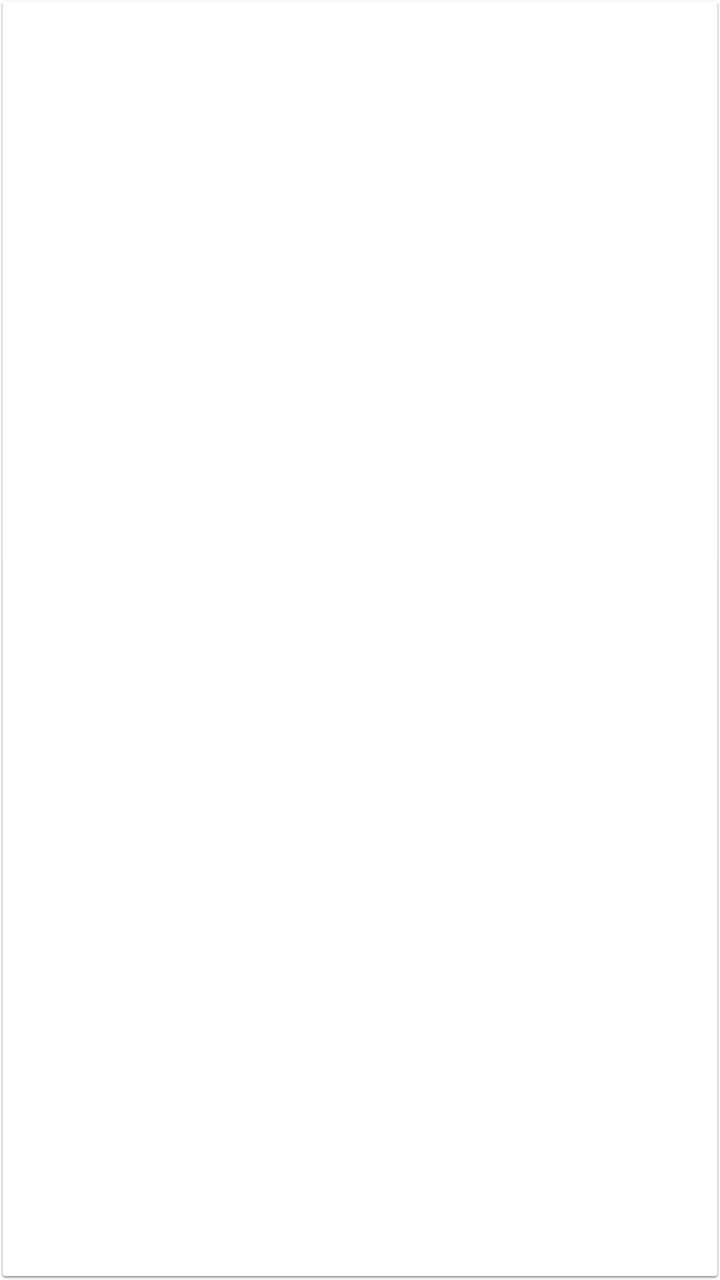
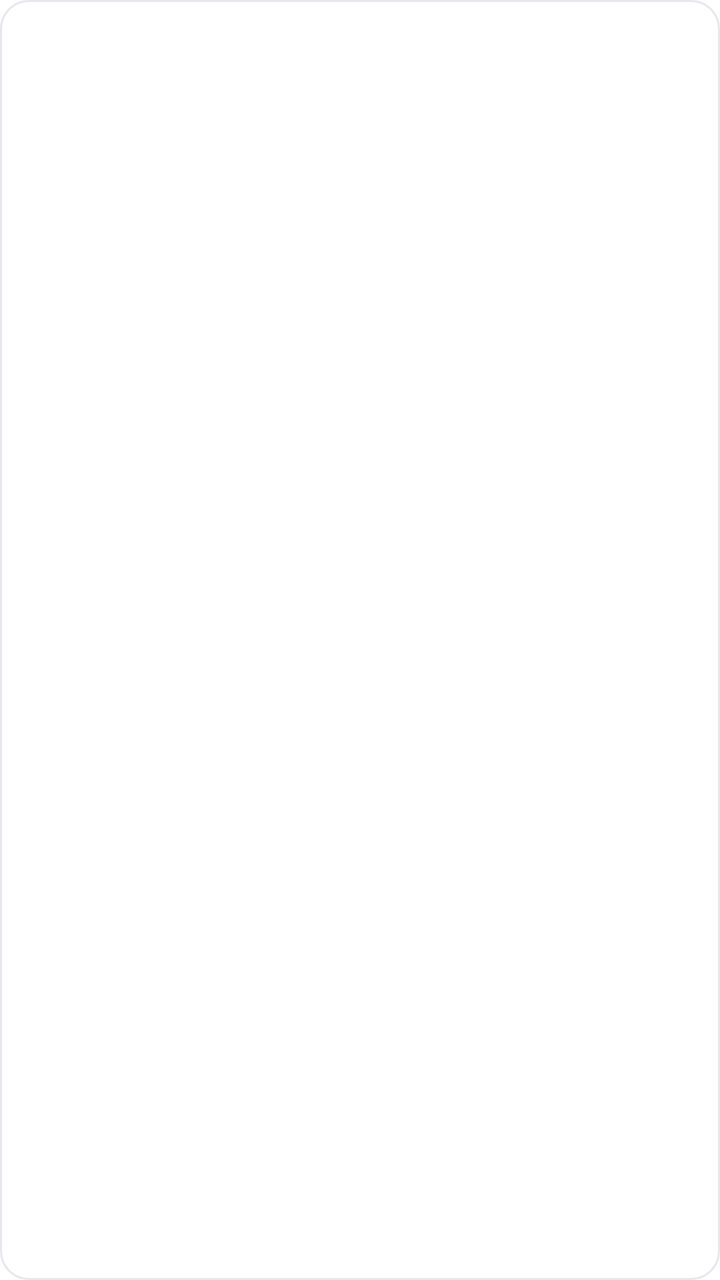

Screens rendered from an Android XML layout before and after an edit, with the pre-edit source and the edit as a unified diff.
<!-- AndroidManifest.xml: fallback theme Theme.MaterialComponents.DayNight.NoActionBar -->
<!-- res/layout/view_note.xml -->
<?xml version="1.0" encoding="utf-8"?>
<LinearLayout xmlns:android="http://schemas.android.com/apk/res/android"
    android:layout_width="match_parent"
    android:layout_height="match_parent"
    android:background="@drawable/note_bg"
    android:orientation="vertical" >

    <LinearLayout
        android:layout_width="match_parent"
        android:layout_height="match_parent"
        android:orientation="horizontal" >

        <TextView
            android:id="@+id/note_title"
            android:layout_width="match_parent"
            android:layout_height="match_parent"
            android:layout_marginBottom="8dp"
            android:layout_marginLeft="16dp"
            android:layout_marginTop="8dp"
            android:textColor="#1F1F1F"
            android:textSize="18sp" />
    </LinearLayout>

    <LinearLayout
        android:layout_width="match_parent"
        android:layout_height="match_parent"
        android:layout_marginLeft="18dp"
        android:layout_marginTop="4dp"
        android:layout_marginBottom="12dp"
        android:orientation="horizontal" >

        <TextView
            android:id="@+id/time"
            android:layout_width="wrap_content"
            android:layout_height="wrap_content"
            android:textSize="12sp" />
    </LinearLayout>
    
    <LinearLayout
        android:id="@+id/note_layer"
        android:layout_width="match_parent"
        android:layout_height="wrap_content"
        android:orientation="vertical"/>
        
</LinearLayout>
<!-- resources referenced by this layout -->
<resources>
  <!-- drawable note_bg: png bitmap (drawable-hdpi, 15007 bytes) -->
</resources>

<!-- the commit's change to res/layout/view_note.xml (unified diff, before → after) -->
@@ -1,45 +1,34 @@
 <?xml version="1.0" encoding="utf-8"?>
 <LinearLayout xmlns:android="http://schemas.android.com/apk/res/android"
     android:layout_width="match_parent"
-    android:layout_height="match_parent"
-    android:background="@drawable/note_bg"
-    android:orientation="vertical" >
+    android:layout_height="wrap_content"
+    android:layout_marginBottom="12dp"
+    android:background="@drawable/bg_card_surface"
+    android:orientation="vertical"
+    android:padding="16dp">
 
-    <LinearLayout
+    <TextView
+        android:id="@+id/note_title"
         android:layout_width="match_parent"
-        android:layout_height="match_parent"
-        android:orientation="horizontal" >
+        android:layout_height="wrap_content"
+        android:ellipsize="end"
+        android:maxLines="2"
+        android:textColor="@color/ui_text_primary"
+        android:textSize="18sp"
+        android:textStyle="bold" />
 
-        <TextView
-            android:id="@+id/note_title"
-            android:layout_width="match_parent"
-            android:layout_height="match_parent"
-            android:layout_marginBottom="8dp"
-            android:layout_marginLeft="16dp"
-            android:layout_marginTop="8dp"
-            android:textColor="#1F1F1F"
-            android:textSize="18sp" />
-    </LinearLayout>
+    <TextView
+        android:id="@+id/time"
+        android:layout_width="wrap_content"
+        android:layout_height="wrap_content"
+        android:layout_marginTop="10dp"
+        android:textColor="@color/ui_text_secondary"
+        android:textSize="13sp" />
 
-    <LinearLayout
-        android:layout_width="match_parent"
-        android:layout_height="match_parent"
-        android:layout_marginLeft="18dp"
-        android:layout_marginTop="4dp"
-        android:layout_marginBottom="12dp"
-        android:orientation="horizontal" >
-
-        <TextView
-            android:id="@+id/time"
-            android:layout_width="wrap_content"
-            android:layout_height="wrap_content"
-            android:textSize="12sp" />
-    </LinearLayout>
-    
     <LinearLayout
         android:id="@+id/note_layer"
         android:layout_width="match_parent"
         android:layout_height="wrap_content"
-        android:orientation="vertical"/>
-        
+        android:orientation="vertical" />
+
 </LinearLayout>
<!-- resource entries referenced after the edit -->
@@ -1,5 +1,18 @@
 <!-- resources referenced by this layout -->
 <resources>
-  <!-- drawable note_bg: png bitmap (drawable-hdpi, 15007 bytes) -->
+  <color name="ui_text_primary">#1F2937</color>
+  <color name="ui_text_secondary">#6B7280</color>
+  <!-- drawable bg_card_surface (drawable) -->
+  <?xml version="1.0" encoding="utf-8"?>
+  <shape xmlns:android="http://schemas.android.com/apk/res/android"
+      android:shape="rectangle">
+      <solid android:color="@color/ui_surface" />
+      <corners android:radius="14dp" />
+      <stroke
+          android:width="1dp"
+          android:color="@color/ui_divider" />
+  </shape>
+  <color name="ui_surface">#FFFFFF</color>
+  <color name="ui_divider">#E5E7EB</color>
 </resources>
 
